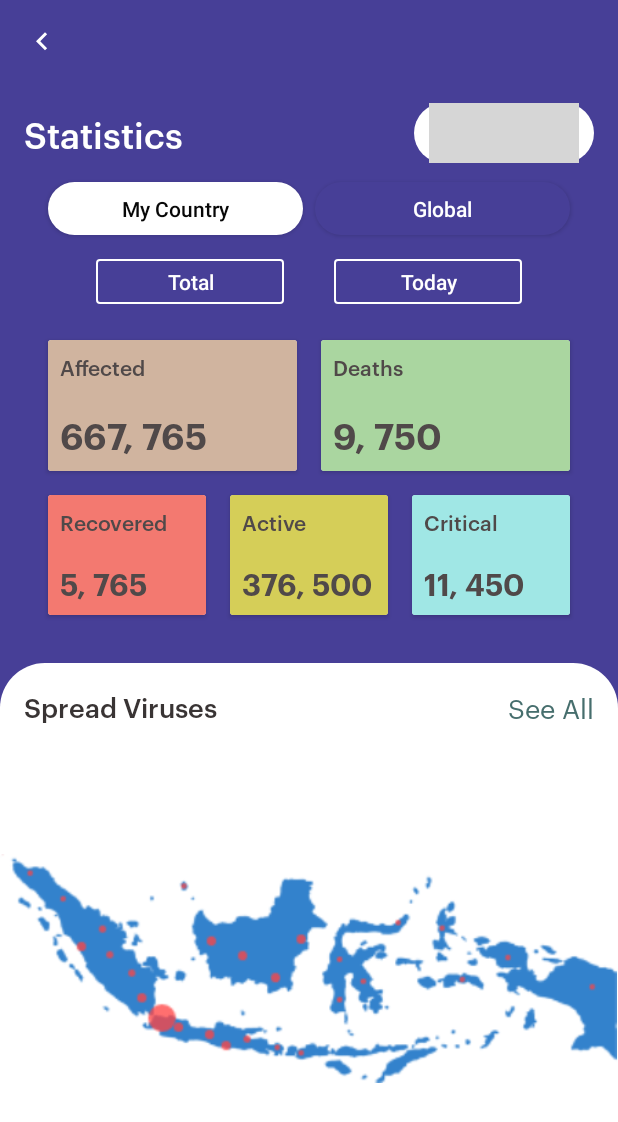
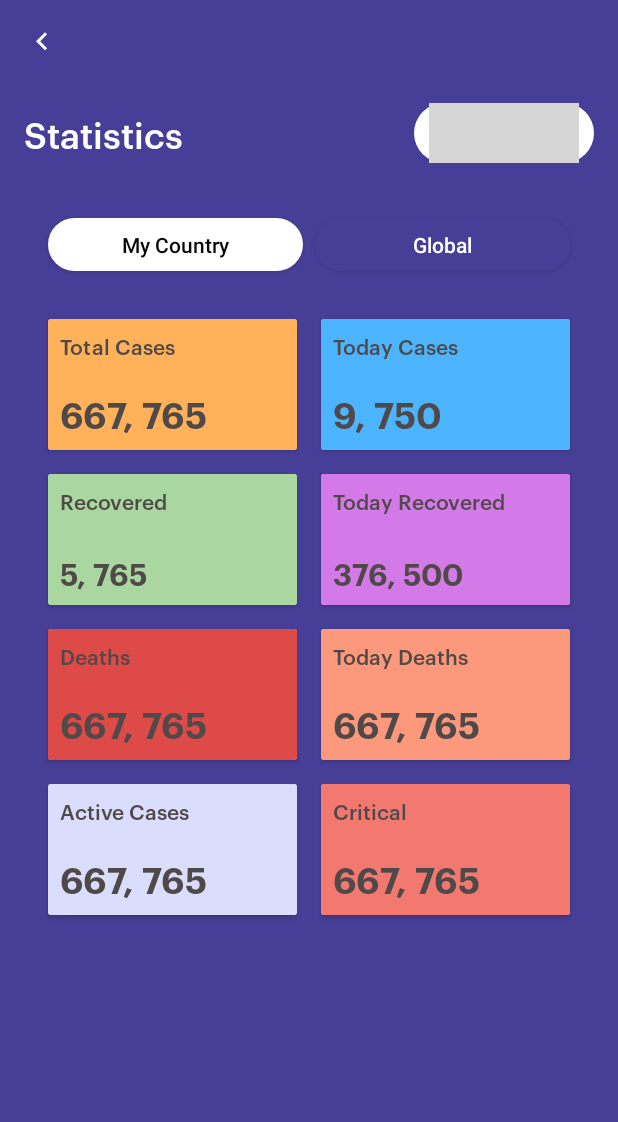
Before and after one commit to arvene241/Covid-19, an Android app: the Statistics screen opened directly, with no data from a screen before it, on a phone screen of 412 x 824 dp. Shown: the top 1122 px of the screen. Run offline under Robolectric (Android 15) with nearby library versions, the phone set to English and light mode, and no system bars; libraries missing offline, so code that uses them is left out: com.hbb20; plain views replace CountryCodePicker; 4 statements that could not run were skipped; grey boxes are pictures that could not be loaded.

Commit message:
my country is completed

```diff
--- a/app/src/main/java/com/example/covid_19/ApiInterface.java
+++ b/app/src/main/java/com/example/covid_19/ApiInterface.java
@@ -8,6 +8,7 @@ import retrofit2.http.GET;
 public interface ApiInterface {
 
     String BASE_URL = "https://disease.sh/v3/covid-19/";
+    String BASE_URL2 = "https://disease.sh/v3/covid-19/all";
 
     @GET("countries")
     Call<List<ModelClass>> getcountryData();
--- a/app/src/main/java/com/example/covid_19/ApiUtilities.java
+++ b/app/src/main/java/com/example/covid_19/ApiUtilities.java
@@ -5,7 +5,7 @@ import retrofit2.converter.gson.GsonConverterFactory;
 
 public class ApiUtilities {
 
-    public static Retrofit retrofit=null;
+    public static Retrofit retrofit = null;
 
     public static ApiInterface getAPIInterface() {
      if (retrofit == null) {
--- a/app/src/main/java/com/example/covid_19/ModelClass.java
+++ b/app/src/main/java/com/example/covid_19/ModelClass.java
@@ -2,9 +2,9 @@ package com.example.covid_19;
 
 public class ModelClass {
 
-    String cases, todayCases, deaths, todayDeaths, recovered, todayRecovered, active, todayActive, country, critical, todayCritical;
+    String cases, todayCases, deaths, todayDeaths, recovered, todayRecovered, active, country, critical;
 
-    public ModelClass(String cases, String todayCases, String deaths, String todayDeaths, String recovered, String todayRecovered, String active, String todayActive, String country, String critical, String todayCritical) {
+    public ModelClass(String cases, String todayCases, String deaths, String todayDeaths, String recovered, String todayRecovered, String active, String country, String critical) {
         this.cases = cases;
         this.todayCases = todayCases;
         this.deaths = deaths;
@@ -12,10 +12,8 @@ public class ModelClass {
         this.recovered = recovered;
         this.todayRecovered = todayRecovered;
         this.active = active;
-        this.todayActive = todayActive;
         this.country = country;
         this.critical = critical;
-        this.todayCritical = todayCritical;
     }
 
     public String getCases() {
@@ -74,14 +72,6 @@ public class ModelClass {
         this.active = active;
     }
 
-    public String getTodayActive() {
-        return todayActive;
-    }
-
-    public void setTodayActive(String todayActive) {
-        this.todayActive = todayActive;
-    }
-
     public String getCountry() {
         return country;
     }
@@ -97,12 +87,4 @@ public class ModelClass {
     public void setCritical(String critical) {
         this.critical = critical;
     }
-
-    public String getTodayCritical() {
-        return todayCritical;
-    }
-
-    public void setTodayCritical(String todayCases) {
-        this.todayCritical = todayCritical;
-    }
 }
--- a/app/src/main/java/com/example/covid_19/Statistics.java
+++ b/app/src/main/java/com/example/covid_19/Statistics.java
@@ -21,7 +21,7 @@ import retrofit2.Response;
 public class Statistics extends AppCompatActivity  {
 
     CountryCodePicker countryCodePicker;
-    TextView totalActive, totalCases, totalDeaths, todayActive, todayDeaths, totalRecovered, todayRecovered, todayCases, critical, todayCritical;
+    TextView totalCases, totalDeaths, active, todayDeaths, totalRecovered, todayRecovered, todayCases, critical;
     private List<ModelClass> modelClassList;
     String country;
 
@@ -46,19 +46,15 @@ public class Statistics extends AppCompatActivity  {
         });
 
         countryCodePicker = findViewById(R.id.countrtyFlag);
-        todayActive = findViewById(R.id.active);
-        totalActive = findViewById(R.id.active);
+        active = findViewById(R.id.active);
         totalCases = findViewById(R.id.cases);
-        todayCases = findViewById(R.id.cases);
-        todayDeaths = findViewById(R.id.deaths);
+        todayCases = findViewById(R.id.todayCases);
+        todayDeaths = findViewById(R.id.todayDeaths);
         totalDeaths = findViewById(R.id.deaths);
-        todayRecovered = findViewById(R.id.recovered);
+        todayRecovered = findViewById(R.id.todayRecovered);
         totalRecovered = findViewById(R.id.recovered);
         critical = findViewById(R.id.critical);
-        todayCritical = findViewById(R.id.critical);
         modelClassList = new ArrayList<>();
-        buttonTotal = findViewById(R.id.total);
-        buttonToday = findViewById(R.id.today);
 
         countryCodePicker.setAutoDetectedCountry(true);
         country = countryCodePicker.getSelectedCountryName(); // get the selected country
@@ -66,30 +62,16 @@ public class Statistics extends AppCompatActivity  {
             @Override
             public void onCountrySelected() {
                 country = countryCodePicker.getSelectedCountryName();
-                fetchdataTotal();
+                fetchdataData();
             }
         });
 
-        fetchdataTotal();
-
-        buttonTotal.setOnClickListener(new View.OnClickListener() {
-            @Override
-            public void onClick(View view) {
-                fetchdataTotal();
-            }
-        });
-
-        buttonToday.setOnClickListener(new View.OnClickListener() {
-            @Override
-            public void onClick(View view) {
-                fetchdataToday();
-            }
-        });
+        fetchdataData();
 
         }
 
 
-    private void fetchdataTotal() {
+    private void fetchdataData() {
 
         ApiUtilities.getAPIInterface().getcountryData().enqueue(new Callback<List<ModelClass>>() {
             @Override
@@ -99,37 +81,14 @@ public class Statistics extends AppCompatActivity  {
                 for (int i = 0; i < modelClassList.size(); i++) {
                     if (modelClassList.get(i).getCountry().equals(country)) {
 
-                        totalActive.setText((modelClassList.get(i).getActive()));
+                        active.setText((modelClassList.get(i).getActive()));
                         totalCases.setText((modelClassList.get(i).getCases()));
                         totalDeaths.setText((modelClassList.get(i).getDeaths()));
                         totalRecovered.setText((modelClassList.get(i).getRecovered()));
                         critical.setText((modelClassList.get(i).getCritical()));
-                    }
-                }
-            }
-
-            @Override
-            public void onFailure(Call<List<ModelClass>> call, Throwable t) {
-
-            }
-        });
-    }
-
-    private void fetchdataToday() {
-
-        ApiUtilities.getAPIInterface().getcountryData().enqueue(new Callback<List<ModelClass>>() {
-            @Override
-            public void onResponse(Call<List<ModelClass>> call, Response<List<ModelClass>> response) {
-                modelClassList.addAll(response.body());
-
-                for (int i = 0; i < modelClassList.size(); i++) {
-                    if (modelClassList.get(i).getCountry().equals(country)) {
-
-                        todayActive.setText((modelClassList.get(i).getTodayActive()));
                         todayCases.setText((modelClassList.get(i).getTodayCases()));
                         todayDeaths.setText((modelClassList.get(i).getTodayDeaths()));
                         todayRecovered.setText((modelClassList.get(i).getTodayRecovered()));
-                        todayCritical.setText((modelClassList.get(i).getTodayCritical()));
                     }
                 }
             }
--- a/app/src/main/res/layout/activity_statistics.xml
+++ b/app/src/main/res/layout/activity_statistics.xml
@@ -58,7 +58,7 @@
         android:layout_width="0dp"
         android:layout_height="35dp"
         android:layout_marginStart="32dp"
-        android:layout_marginTop="16dp"
+        android:layout_marginTop="40dp"
         android:layout_marginEnd="4dp"
         android:background="@drawable/spinner_bg"
         android:text="My Country"
@@ -90,17 +90,17 @@
         android:layout_width="0dp"
         android:layout_height="87dp"
         android:layout_marginStart="32dp"
-        android:layout_marginTop="24dp"
+        android:layout_marginTop="32dp"
         android:layout_marginEnd="8dp"
         app:layout_constraintEnd_toStartOf="@+id/cardView"
         app:layout_constraintHorizontal_bias="0.5"
         app:layout_constraintStart_toStartOf="parent"
-        app:layout_constraintTop_toBottomOf="@+id/total">
+        app:layout_constraintTop_toBottomOf="@+id/button">
 
         <androidx.constraintlayout.widget.ConstraintLayout
             android:layout_width="match_parent"
             android:layout_height="match_parent"
-            android:background="#D0B49F">
+            android:background="#FFB259">
 
             <TextView
                 android:id="@+id/textView11"
@@ -109,7 +109,7 @@
                 android:layout_marginStart="8dp"
                 android:layout_marginTop="8dp"
                 android:fontFamily="@font/graphikmedium"
-                android:text="Affected"
+                android:text="Total Cases"
                 android:textColor="#504949"
                 app:layout_constraintStart_toStartOf="parent"
                 app:layout_constraintTop_toTopOf="parent" />
@@ -145,10 +145,10 @@
         <androidx.constraintlayout.widget.ConstraintLayout
             android:layout_width="match_parent"
             android:layout_height="match_parent"
-            android:background="#AAD6A0">
+            android:background="#4DB5FF">
 
             <TextView
-                android:id="@+id/deaths"
+                android:id="@+id/todayCases"
                 android:layout_width="wrap_content"
                 android:layout_height="wrap_content"
                 android:layout_marginStart="8dp"
@@ -167,7 +167,7 @@
                 android:layout_marginStart="8dp"
                 android:layout_marginTop="8dp"
                 android:fontFamily="@font/graphikmedium"
-                android:text="Deaths"
+                android:text="Today Cases"
                 android:textColor="#504949"
                 app:layout_constraintStart_toStartOf="parent"
                 app:layout_constraintTop_toTopOf="parent" />
@@ -178,7 +178,7 @@
     <androidx.cardview.widget.CardView
         android:id="@+id/cardView4"
         android:layout_width="0dp"
-        android:layout_height="80dp"
+        android:layout_height="87dp"
         android:layout_marginStart="32dp"
         android:layout_marginTop="16dp"
         android:layout_marginEnd="8dp"
@@ -190,7 +190,7 @@
         <androidx.constraintlayout.widget.ConstraintLayout
             android:layout_width="match_parent"
             android:layout_height="match_parent"
-            android:background="#F37970">
+            android:background="#AAD6A0">
 
             <TextView
                 android:id="@+id/recovered"
@@ -223,22 +223,21 @@
     <androidx.cardview.widget.CardView
         android:id="@+id/cardView3"
         android:layout_width="0dp"
-        android:layout_height="80dp"
+        android:layout_height="87dp"
         android:layout_marginStart="8dp"
-        android:layout_marginEnd="8dp"
+        android:layout_marginEnd="32dp"
         app:layout_constraintBottom_toBottomOf="@+id/cardView4"
-        app:layout_constraintEnd_toStartOf="@+id/cardView5"
-        app:layout_constraintHorizontal_bias="0.5"
+        app:layout_constraintEnd_toEndOf="parent"
         app:layout_constraintStart_toEndOf="@+id/cardView4"
         app:layout_constraintTop_toTopOf="@+id/cardView4">
 
         <androidx.constraintlayout.widget.ConstraintLayout
             android:layout_width="match_parent"
             android:layout_height="match_parent"
-            android:background="#D5CE58">
+            android:background="#D47AE8">
 
             <TextView
-                android:id="@+id/active"
+                android:id="@+id/todayRecovered"
                 android:layout_width="wrap_content"
                 android:layout_height="wrap_content"
                 android:layout_marginStart="8dp"
@@ -257,7 +256,7 @@
                 android:layout_marginStart="8dp"
                 android:layout_marginTop="8dp"
                 android:fontFamily="@font/graphikmedium"
-                android:text="Active"
+                android:text="Today Recovered"
                 android:textColor="#FF504949"
                 app:layout_constraintStart_toStartOf="parent"
                 app:layout_constraintTop_toTopOf="parent" />
@@ -265,22 +264,171 @@
 
     </androidx.cardview.widget.CardView>
 
+
     <androidx.cardview.widget.CardView
-        android:id="@+id/cardView5"
+        android:id="@+id/cardView6"
         android:layout_width="0dp"
-        android:layout_height="80dp"
-        android:layout_marginStart="8dp"
-        android:layout_marginEnd="32dp"
-        app:layout_constraintBottom_toBottomOf="@+id/cardView3"
-        app:layout_constraintEnd_toEndOf="parent"
+        android:layout_height="87dp"
+        android:layout_marginStart="32dp"
+        android:layout_marginTop="16dp"
+        android:layout_marginEnd="8dp"
+        app:layout_constraintEnd_toStartOf="@+id/cardView5"
         app:layout_constraintHorizontal_bias="0.5"
-        app:layout_constraintStart_toEndOf="@+id/cardView3"
-        app:layout_constraintTop_toTopOf="@+id/cardView3">
+        app:layout_constraintStart_toStartOf="parent"
+        app:layout_constraintTop_toBottomOf="@+id/cardView4">
 
         <androidx.constraintlayout.widget.ConstraintLayout
             android:layout_width="match_parent"
             android:layout_height="match_parent"
-            android:background="#A0E7E5">
+            android:background="#DD4A48">
+
+            <TextView
+                android:id="@+id/textView13"
+                android:layout_width="wrap_content"
+                android:layout_height="wrap_content"
+                android:layout_marginStart="8dp"
+                android:layout_marginTop="8dp"
+                android:fontFamily="@font/graphikmedium"
+                android:text="Deaths"
+                android:textColor="#504949"
+                app:layout_constraintStart_toStartOf="parent"
+                app:layout_constraintTop_toTopOf="parent" />
+
+            <TextView
+                android:id="@+id/deaths"
+                android:layout_width="wrap_content"
+                android:layout_height="wrap_content"
+                android:layout_marginStart="8dp"
+                android:layout_marginBottom="8dp"
+                android:fontFamily="@font/graphiksemibold"
+                android:text="667, 765"
+                android:textColor="#504949"
+                android:textSize="24sp"
+                app:layout_constraintBottom_toBottomOf="parent"
+                app:layout_constraintStart_toStartOf="parent" />
+        </androidx.constraintlayout.widget.ConstraintLayout>
+
+    </androidx.cardview.widget.CardView>
+
+    <androidx.cardview.widget.CardView
+        android:id="@+id/cardView5"
+        android:layout_width="0dp"
+        android:layout_height="87dp"
+        android:layout_marginStart="8dp"
+        android:layout_marginEnd="32dp"
+        app:layout_constraintBottom_toBottomOf="@+id/cardView6"
+        app:layout_constraintEnd_toEndOf="parent"
+        app:layout_constraintHorizontal_bias="0.5"
+        app:layout_constraintStart_toEndOf="@+id/cardView6"
+        app:layout_constraintTop_toTopOf="@+id/cardView6">
+
+        <androidx.constraintlayout.widget.ConstraintLayout
+            android:layout_width="match_parent"
+            android:layout_height="match_parent"
+            android:background="#FC997C">
+
+            <TextView
+                android:id="@+id/textView15"
+                android:layout_width="wrap_content"
+                android:layout_height="wrap_content"
+                android:layout_marginStart="8dp"
+                android:layout_marginTop="8dp"
+                android:fontFamily="@font/graphikmedium"
+                android:text="Today Deaths"
+                android:textColor="#504949"
+                app:layout_constraintStart_toStartOf="parent"
+                app:layout_constraintTop_toTopOf="parent" />
+
+            <TextView
+                android:id="@+id/todayDeaths"
+                android:layout_width="wrap_content"
+                android:layout_height="wrap_content"
+                android:layout_marginStart="8dp"
+                android:layout_marginBottom="8dp"
+                android:fontFamily="@font/graphiksemibold"
+                android:text="667, 765"
+                android:textColor="#504949"
+                android:textSize="24sp"
+                app:layout_constraintBottom_toBottomOf="parent"
+                app:layout_constraintStart_toStartOf="parent" />
+        </androidx.constraintlayout.widget.ConstraintLayout>
+
+
+    </androidx.cardview.widget.CardView>
+
+    <androidx.cardview.widget.CardView
+        android:id="@+id/cardView7"
+        android:layout_width="0dp"
+        android:layout_height="87dp"
+        android:layout_marginStart="32dp"
+        android:layout_marginTop="16dp"
+        android:layout_marginEnd="8dp"
+        app:layout_constraintEnd_toStartOf="@+id/cardView8"
+        app:layout_constraintHorizontal_bias="0.5"
+        app:layout_constraintStart_toStartOf="parent"
+        app:layout_constraintTop_toBottomOf="@+id/cardView6">
+
+        <androidx.constraintlayout.widget.ConstraintLayout
+            android:layout_width="match_parent"
+            android:layout_height="match_parent"
+            android:background="#DADDFC">
+
+            <TextView
+                android:id="@+id/textView19"
+                android:layout_width="wrap_content"
+                android:layout_height="wrap_content"
+                android:layout_marginStart="8dp"
+                android:layout_marginTop="8dp"
+                android:fontFamily="@font/graphikmedium"
+                android:text="Active Cases"
+                android:textColor="#504949"
+                app:layout_constraintStart_toStartOf="parent"
+                app:layout_constraintTop_toTopOf="parent" />
+
+            <TextView
+                android:id="@+id/active"
+                android:layout_width="wrap_content"
+                android:layout_height="wrap_content"
+                android:layout_marginStart="8dp"
+                android:layout_marginBottom="8dp"
+                android:fontFamily="@font/graphiksemibold"
+                android:text="667, 765"
+                android:textColor="#504949"
+                android:textSize="24sp"
+                app:layout_constraintBottom_toBottomOf="parent"
+                app:layout_constraintStart_toStartOf="parent" />
+        </androidx.constraintlayout.widget.ConstraintLayout>
+
+    </androidx.cardview.widget.CardView>
+
+    <androidx.cardview.widget.CardView
+        android:id="@+id/cardView8"
+        android:layout_width="0dp"
+        android:layout_height="87dp"
+        android:layout_marginStart="8dp"
+        android:layout_marginEnd="32dp"
+        app:layout_constraintBottom_toBottomOf="@+id/cardView7"
+        app:layout_constraintEnd_toEndOf="parent"
+        app:layout_constraintHorizontal_bias="0.5"
+        app:layout_constraintStart_toEndOf="@+id/cardView7"
+        app:layout_constraintTop_toTopOf="@+id/cardView7">
+
+        <androidx.constraintlayout.widget.ConstraintLayout
+            android:layout_width="match_parent"
+            android:layout_height="match_parent"
+            android:background="#F37970">
+
+            <TextView
+                android:id="@+id/textView15"
+                android:layout_width="wrap_content"
+                android:layout_height="wrap_content"
+                android:layout_marginStart="8dp"
+                android:layout_marginTop="8dp"
+                android:fontFamily="@font/graphikmedium"
+                android:text="Critical"
+                android:textColor="#504949"
+                app:layout_constraintStart_toStartOf="parent"
+                app:layout_constraintTop_toTopOf="parent" />
 
             <TextView
                 android:id="@+id/critical"
@@ -289,99 +437,14 @@
                 android:layout_marginStart="8dp"
                 android:layout_marginBottom="8dp"
                 android:fontFamily="@font/graphiksemibold"
-                android:text="11, 450"
-                android:textColor="#FF504949"
-                android:textSize="20sp"
+                android:text="667, 765"
+                android:textColor="#504949"
+                android:textSize="24sp"
                 app:layout_constraintBottom_toBottomOf="parent"
                 app:layout_constraintStart_toStartOf="parent" />
+        </androidx.constraintlayout.widget.ConstraintLayout>
 
-            <TextView
-                android:id="@+id/textView20"
-                android:layout_width="wrap_content"
-                android:layout_height="wrap_content"
-                android:layout_marginStart="8dp"
-                android:layout_marginTop="8dp"
-                android:fontFamily="@font/graphikmedium"
-                android:text="Critical"
-                android:textColor="#FF504949"
-                app:layout_constraintStart_toStartOf="parent"
-                app:layout_constraintTop_toTopOf="parent" />
-        </androidx.constraintlayout.widget.ConstraintLayout>
     </androidx.cardview.widget.CardView>
 
-    <androidx.constraintlayout.widget.ConstraintLayout
-        android:layout_width="0dp"
-        android:layout_height="0dp"
-        android:layout_marginTop="32dp"
-        android:background="@drawable/map_bg"
-        android:orientation="vertical"
-        app:layout_constraintBottom_toBottomOf="parent"
-        app:layout_constraintEnd_toEndOf="parent"
-        app:layout_constraintStart_toStartOf="parent"
-        app:layout_constraintTop_toBottomOf="@+id/cardView4">
-
-        <ImageView
-            android:id="@+id/imageView5"
-            android:layout_width="411dp"
-            android:layout_height="210dp"
-            android:layout_marginBottom="16dp"
-            app:layout_constraintBottom_toBottomOf="parent"
-            app:layout_constraintTop_toBottomOf="@+id/textView21"
-            app:srcCompat="@drawable/map"
-            tools:layout_editor_absoluteX="-2dp" />
-
-        <TextView
-            android:id="@+id/textView21"
-            android:layout_width="wrap_content"
-            android:layout_height="wrap_content"
-            android:layout_marginStart="16dp"
-            android:layout_marginTop="16dp"
-            android:fontFamily="@font/graphikmedium"
-            android:text="Spread Viruses"
-            android:textColor="#393434"
-            android:textSize="18sp"
-            app:layout_constraintStart_toStartOf="parent"
-            app:layout_constraintTop_toTopOf="parent" />
-
-        <TextView
-            android:id="@+id/textView22"
-            android:layout_width="wrap_content"
-            android:layout_height="wrap_content"
-            android:layout_marginTop="16dp"
-            android:layout_marginEnd="16dp"
-            android:fontFamily="@font/graphikregular"
-            android:text="See All"
-            android:textColor="#466E6D"
-            android:textSize="18sp"
-            app:layout_constraintBottom_toBottomOf="@+id/textView21"
-            app:layout_constraintEnd_toEndOf="parent"
-            app:layout_constraintTop_toTopOf="parent" />
-    </androidx.constraintlayout.widget.ConstraintLayout>
-
-    <Button
-        android:id="@+id/total"
-        android:layout_width="125dp"
-        android:layout_height="30dp"
-        android:layout_marginStart="64dp"
-        android:layout_marginTop="16dp"
-        android:background="@drawable/transparent_bg"
-        android:text="Total"
-        android:textAllCaps="false"
-        android:textColor="#FFFFFF"
-        app:layout_constraintStart_toStartOf="parent"
-        app:layout_constraintTop_toBottomOf="@+id/button" />
-
-    <Button
-        android:id="@+id/today"
-        android:layout_width="125dp"
-        android:layout_height="30dp"
-        android:layout_marginEnd="64dp"
-        android:background="@drawable/transparent_bg"
-        android:text="Today"
-        android:textAllCaps="false"
-        android:textColor="#FFFFFF"
-        app:layout_constraintBottom_toBottomOf="@+id/total"
-        app:layout_constraintEnd_toEndOf="parent"
-        app:layout_constraintTop_toTopOf="@+id/total" />
 
 </androidx.constraintlayout.widget.ConstraintLayout>
```
